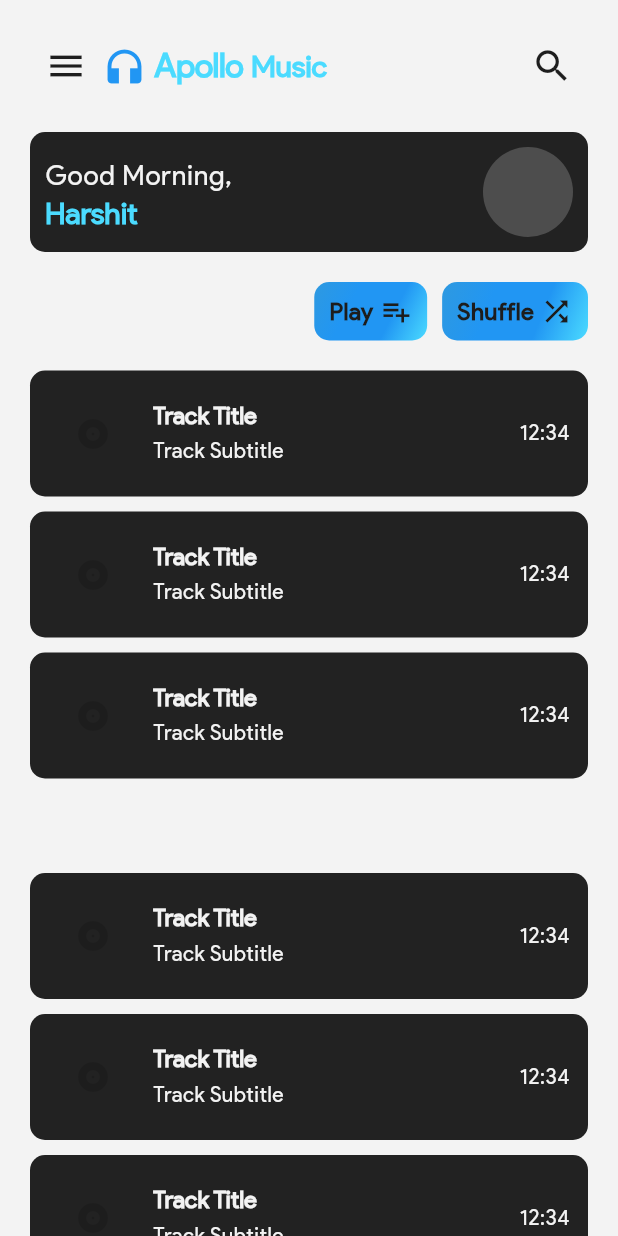
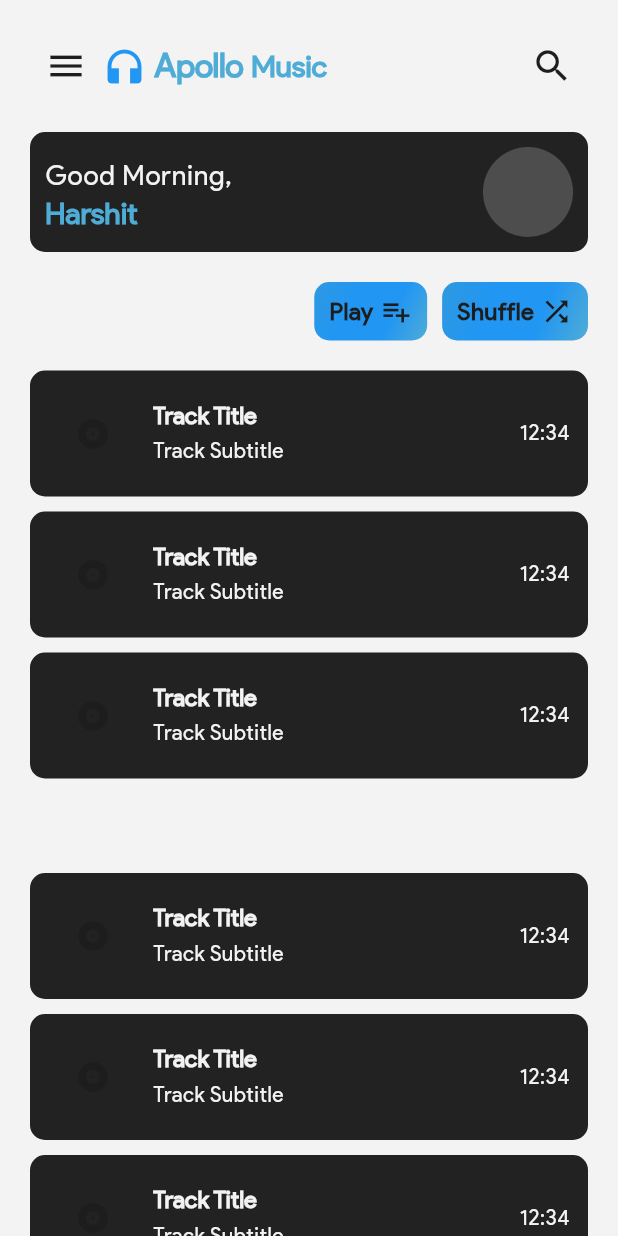
Before and after one commit to Harshit-Sonawala/just_play, a Flutter app: the HomeScreen screen opened directly, on a phone screen of 412 x 824 dp. Run offline on Flutter 3.47's test engine with Material 3 defaults, Android fonts, the phone set to English and light mode, and no system bars; our stand-ins replace device_info_plus, file_picker, just_audio, permission_handler, shared_preferences; missing offline and left inert: restart_app; accounts and stored records are empty; statements that could not run were skipped.

Commit message:
Added Snackbar prompt to restart app on setting music directory. Adjusted theme colors

```diff
--- a/lib/providers/theme_provider.dart
+++ b/lib/providers/theme_provider.dart
@@ -5,14 +5,14 @@ class ThemeProvider with ChangeNotifier {
   bool isDarkTheme = true;
 
   // Global accent color:
-  Color globalAccentColor = Color(0xff4bdbff);
+  Color globalAccentColor = const Color(0xFF4FACD6);
 
   // Global dark theme colors:
-  Color globalDarkBackgroundColor = Color(0xff1d1d1d);
-  Color globalDarkMidColor = Color(0xff222222);
-  Color globalDarkTopColor = Color(0xff333333);
-  Color globalDarkDimForegroundColor = Color(0xff4d4d4d);
-  Color globalDarkForegroundColor = Color(0xfff3f3f3);
+  Color globalDarkBackgroundColor = const Color(0xff1d1d1d);
+  Color globalDarkMidColor = const Color(0xff222222);
+  Color globalDarkTopColor = const Color(0xff2f2f2f);
+  Color globalDarkDimForegroundColor = const Color(0xff4d4d4d);
+  Color globalDarkForegroundColor = const Color(0xfff3f3f3);
 
   void toggleTheme() {
     isDarkTheme = !isDarkTheme;
--- a/pubspec.yaml
+++ b/pubspec.yaml
@@ -16,6 +16,7 @@ dependencies:
   provider: ^6.1.2
   shared_preferences: ^2.2.3
   file_picker: ^8.0.6
+  restart_app: ^1.2.1
 
 dev_dependencies:
   flutter_test:
```
Also changed, not shown: lib/main.dart (+34 -12 lines), lib/screens/settings_screen.dart (+16 -1 lines), pubspec.lock.
